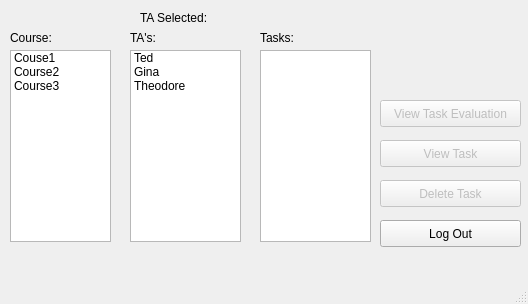
First picture: the form in ClientNetworking/instructorwindow.ui, repository kareem1234/COMP3004, before the edit.
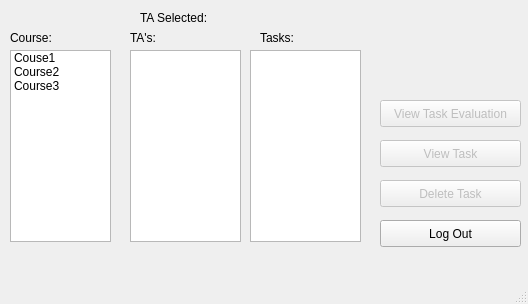
Second picture: the form after the edit.

Patch:
```diff
--- a/ClientNetworking/instructorwindow.ui
+++ b/ClientNetworking/instructorwindow.ui
@@ -36,21 +36,6 @@
       <height>192</height>
      </rect>
     </property>
-    <item>
-     <property name="text">
-      <string>Ted</string>
-     </property>
-    </item>
-    <item>
-     <property name="text">
-      <string>Gina</string>
-     </property>
-    </item>
-    <item>
-     <property name="text">
-      <string>Theodore</string>
-     </property>
-    </item>
    </widget>
    <widget class="QLabel" name="label">
     <property name="geometry">
@@ -94,7 +79,7 @@
    <widget class="QListWidget" name="taskList">
     <property name="geometry">
      <rect>
-      <x>260</x>
+      <x>250</x>
       <y>50</y>
       <width>111</width>
       <height>192</height>
```
